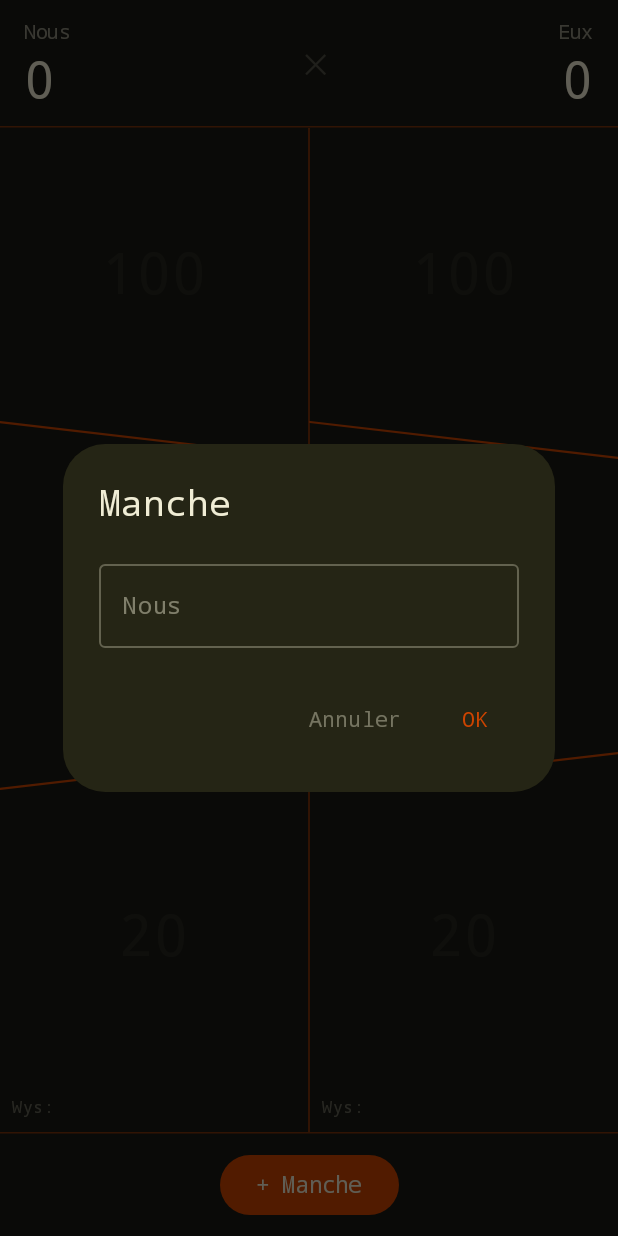
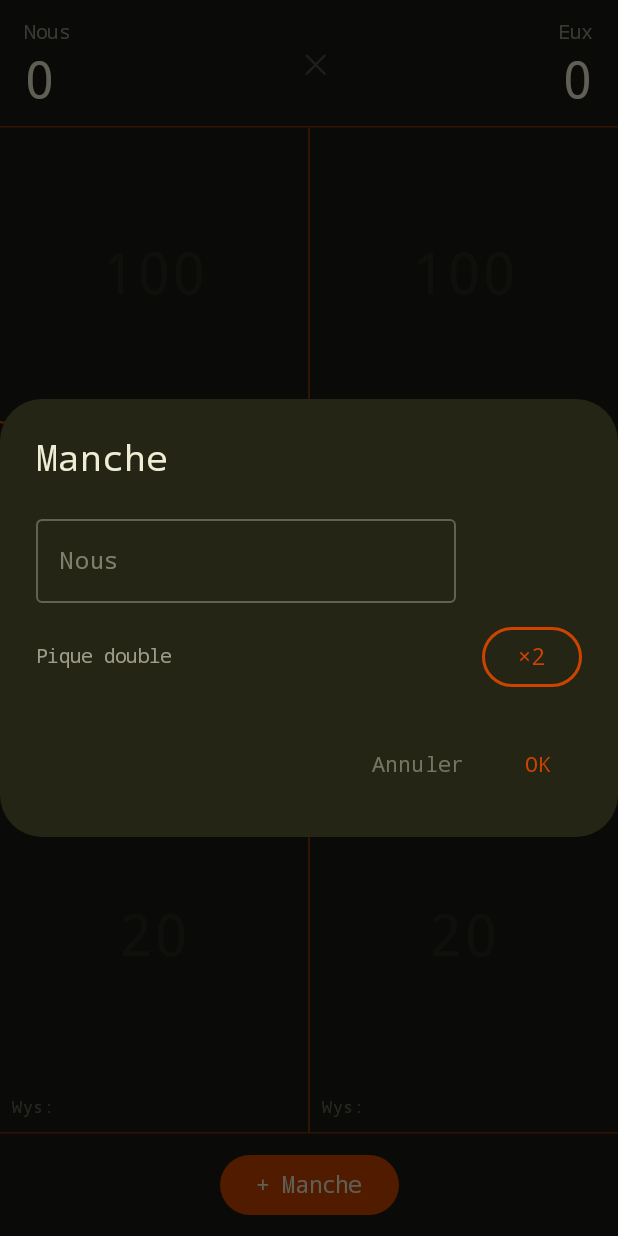
Before and after one commit to Largy-dev/Jass, an Android app built with Jetpack Compose: the screen it shows after launch (MainActivity), after a tap on "+ Manche", on a phone screen of 412 x 824 dp. Run offline under Robolectric (Android 15) with nearby library versions, the phone set to English and light mode, and no system bars.

Commit message:
feat: bouton ×2 pique double dans la saisie de manche
- Toggle "Pique double ×2" dans le dialogue de manche
- Multiplie les deux scores par 2 avant conversion en barres
- Match doublé : (157+100)×2 = 514 pour l'équipe gagnante
- Aperçu des scores effectifs mis à jour en temps réel dans le dialogue
- Le bouton ×2 s'allume en orange quand activé

https://claude.ai/code/session_01G9nzHqZVYKVJKkKFrQ1Rvp

```diff
--- a/app/src/main/java/com/largy/jass/ui/JassApp.kt
+++ b/app/src/main/java/com/largy/jass/ui/JassApp.kt
@@ -1,5 +1,6 @@
 package com.largy.jass.ui
 
+import androidx.compose.foundation.BorderStroke
 import androidx.compose.foundation.Canvas
 import androidx.compose.foundation.ExperimentalFoundationApi
 import androidx.compose.foundation.background
@@ -21,6 +22,7 @@ import androidx.compose.material3.AlertDialog
 import androidx.compose.material3.Button
 import androidx.compose.material3.ButtonDefaults
 import androidx.compose.material3.HorizontalDivider
+import androidx.compose.material3.OutlinedButton
 import androidx.compose.material3.OutlinedTextField
 import androidx.compose.material3.OutlinedTextFieldDefaults
 import androidx.compose.material3.Text
@@ -119,7 +121,7 @@ fun JassApp(vm: GameViewModel = viewModel()) {
             name1 = vm.team1Name,
             name2 = vm.team2Name,
             onDismiss = { showDialog = false },
-            onConfirm = { s -> vm.addRound(s); showDialog = false }
+            onConfirm = { s, mult -> vm.addRound(s, mult); showDialog = false }
         )
     }
 }
@@ -295,20 +297,25 @@ private fun RoundDialog(
     name1: String,
     name2: String,
     onDismiss: () -> Unit,
-    onConfirm: (Int) -> Unit
+    onConfirm: (score1: Int, multiplier: Int) -> Unit
 ) {
-    var input by remember { mutableStateOf("") }
-    val s1 = input.toIntOrNull()?.takeIf { it >= 0 }
-    val s2 = s1?.let { maxOf(0, 157 - it) }
+    var input   by remember { mutableStateOf("") }
+    var doubled by remember { mutableStateOf(false) }
+    val mult   = if (doubled) 2 else 1
+    val s1raw  = input.toIntOrNull()?.takeIf { it >= 0 }
+    val s2raw  = s1raw?.let { maxOf(0, 157 - it) }
+    val s1eff  = s1raw?.let { it * mult }
+    val s2eff  = s2raw?.let { it * mult }
 
     AlertDialog(
-        onDismissRequest = onDismiss,
-        containerColor   = Color(0xFF252515),
+        onDismissRequest  = onDismiss,
+        containerColor    = Color(0xFF252515),
         titleContentColor = CHALK,
         textContentColor  = CHALK,
         title = { Text("Manche", fontFamily = FontFamily.Monospace) },
         text = {
-            Column(verticalArrangement = Arrangement.spacedBy(10.dp)) {
+            Column(verticalArrangement = Arrangement.spacedBy(12.dp)) {
+
                 OutlinedTextField(
                     value = input,
                     onValueChange = { if (it.length <= 3) input = it },
@@ -326,13 +333,49 @@ private fun RoundDialog(
                         cursorColor          = ORANGE
                     )
                 )
-                if (s2 != null) {
-                    Text("$name2 : $s2", color = CHALK.copy(alpha = 0.7f), fontFamily = FontFamily.Monospace, fontSize = 15.sp)
+
+                // ── Bouton Pique double ×2 ────────────────────────────────
+                Row(verticalAlignment = Alignment.CenterVertically) {
+                    Text(
+                        "Pique double",
+                        color = CHALK.copy(alpha = 0.6f),
+                        fontFamily = FontFamily.Monospace,
+                        fontSize = 13.sp
+                    )
+                    Spacer(Modifier.weight(1f))
+                    OutlinedButton(
+                        onClick = { doubled = !doubled },
+                        border = BorderStroke(1.5.dp, ORANGE),
+                        colors = ButtonDefaults.outlinedButtonColors(
+                            containerColor = if (doubled) ORANGE else Color.Transparent,
+                            contentColor   = if (doubled) CHALK  else ORANGE
+                        )
+                    ) {
+                        Text("×2", fontFamily = FontFamily.Monospace, fontSize = 15.sp)
+                    }
+                }
+
+                // ── Scores effectifs ──────────────────────────────────────
+                if (s1eff != null && s2eff != null) {
+                    Column(verticalArrangement = Arrangement.spacedBy(2.dp)) {
+                        Text(
+                            "$name1 : $s1eff",
+                            color = if (doubled) ORANGE else CHALK.copy(alpha = 0.7f),
+                            fontFamily = FontFamily.Monospace,
+                            fontSize = 15.sp
+                        )
+                        Text(
+                            "$name2 : $s2eff",
+                            color = CHALK.copy(alpha = 0.7f),
+                            fontFamily = FontFamily.Monospace,
+                            fontSize = 15.sp
+                        )
+                    }
                 }
             }
         },
         confirmButton = {
-            TextButton(onClick = { s1?.let { onConfirm(it) } }, enabled = s1 != null) {
+            TextButton(onClick = { s1raw?.let { onConfirm(it, mult) } }, enabled = s1raw != null) {
                 Text("OK", color = ORANGE, fontFamily = FontFamily.Monospace)
             }
         },
```
Also changed, not shown: app/src/main/java/com/largy/jass/GameViewModel.kt (+5 -3 lines).
